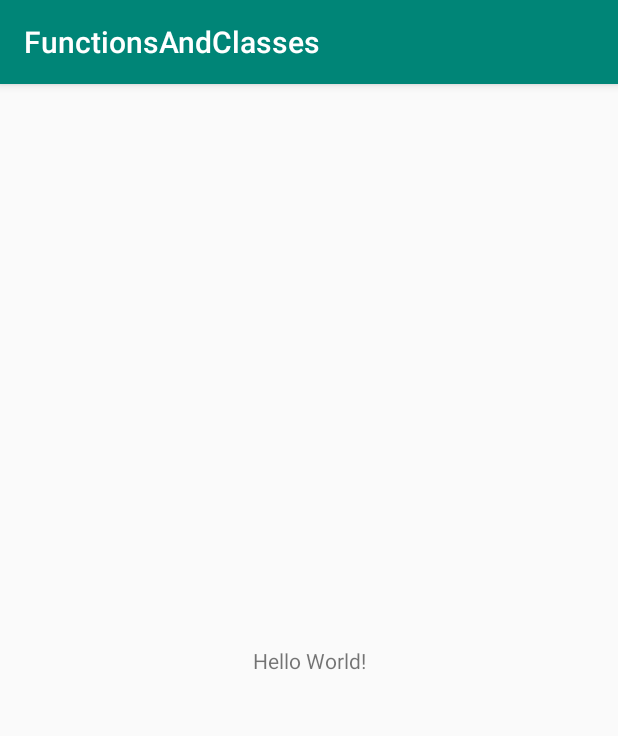
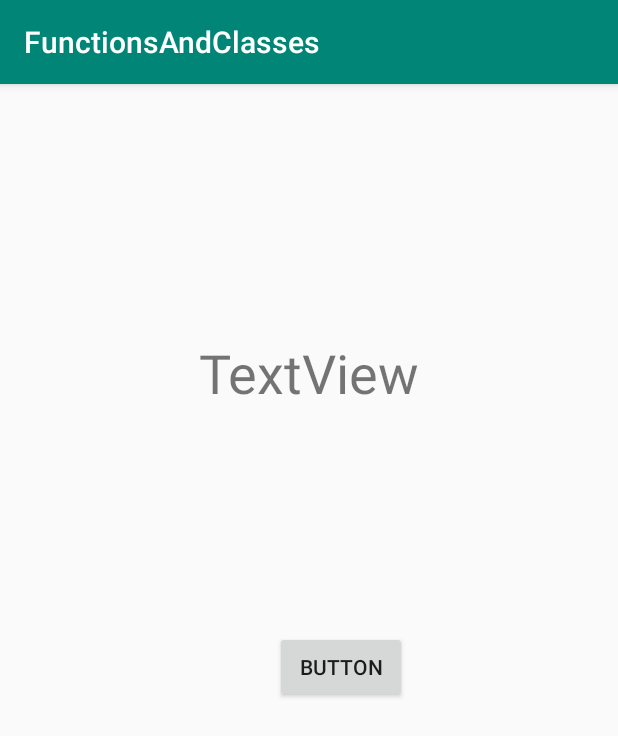
Before and after one commit to mustafauys/Kotlin-Examples, an Android app: the screen it shows after launch (MainActivity), on a phone screen of 412 x 824 dp. Shown: the top 736 px of the screen. Run offline under Robolectric (Android 15) with nearby library versions, the phone set to English and light mode, and no system bars.

Commit message:
Functions And Objects

```diff
--- a/FunctionsAndClasses/app/src/main/java/com/musta/functionsandclasses/MainActivity.kt
+++ b/FunctionsAndClasses/app/src/main/java/com/musta/functionsandclasses/MainActivity.kt
@@ -2,6 +2,8 @@ package com.musta.functionsandclasses
 
 import androidx.appcompat.app.AppCompatActivity
 import android.os.Bundle
+import android.view.View
+import kotlinx.android.synthetic.main.activity_main.*
 
 class MainActivity : AppCompatActivity() {
 
@@ -22,4 +24,8 @@ class MainActivity : AppCompatActivity() {
     fun sum (a: Int, b: Int): Int {
         return a + b
     }
+
+    fun helloWorld(view: View) {
+        textView.text = "Hello World"
+    }
 }
--- a/FunctionsAndClasses/app/src/main/res/layout/activity_main.xml
+++ b/FunctionsAndClasses/app/src/main/res/layout/activity_main.xml
@@ -6,13 +6,29 @@
     android:layout_height="match_parent"
     tools:context=".MainActivity">
 
-    <TextView
+    <Button
+        android:id="@+id/button"
         android:layout_width="wrap_content"
         android:layout_height="wrap_content"
-        android:text="Hello World!"
+        android:layout_marginEnd="13dp"
+        android:layout_marginBottom="364dp"
+        android:onClick="helloWorld"
+        android:text="Button"
         app:layout_constraintBottom_toBottomOf="parent"
-        app:layout_constraintLeft_toLeftOf="parent"
-        app:layout_constraintRight_toRightOf="parent"
+        app:layout_constraintEnd_toEndOf="@+id/textView"
+        app:layout_constraintTop_toBottomOf="@+id/textView" />
+
+    <TextView
+        android:id="@+id/textView"
+        android:layout_width="157dp"
+        android:layout_height="89dp"
+        android:layout_marginTop="176dp"
+        android:layout_marginBottom="107dp"
+        android:text="TextView"
+        android:textAlignment="center"
+        android:textSize="36sp"
+        app:layout_constraintBottom_toTopOf="@+id/button"
+        app:layout_constraintEnd_toEndOf="parent"
+        app:layout_constraintStart_toStartOf="parent"
         app:layout_constraintTop_toTopOf="parent" />
-
 </androidx.constraintlayout.widget.ConstraintLayout>
```
